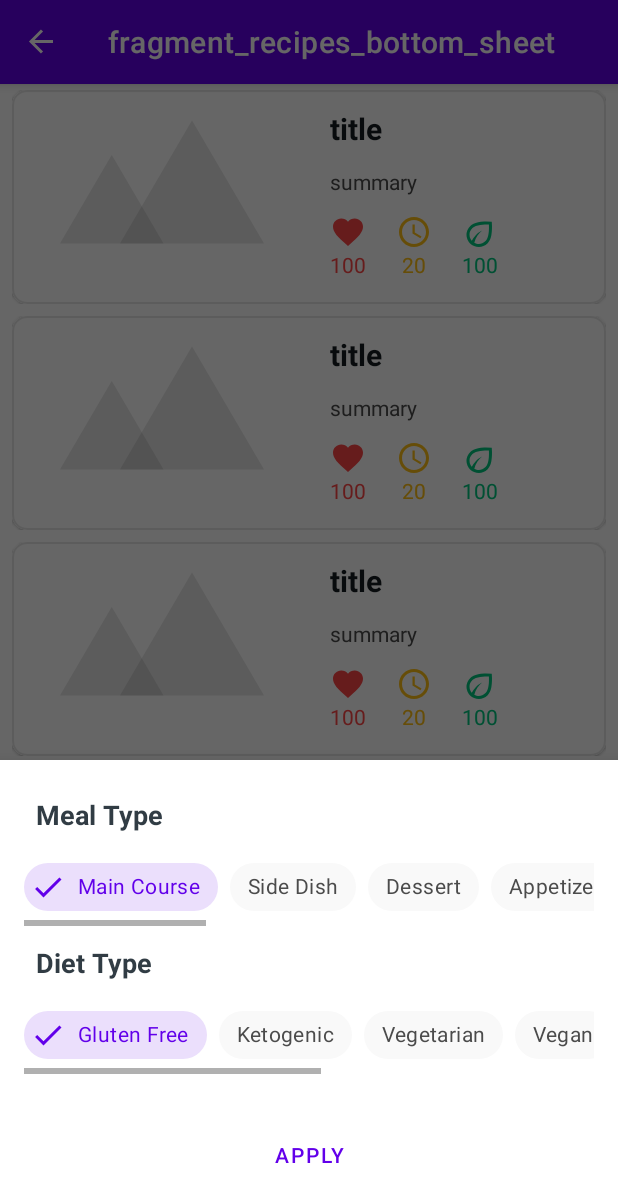
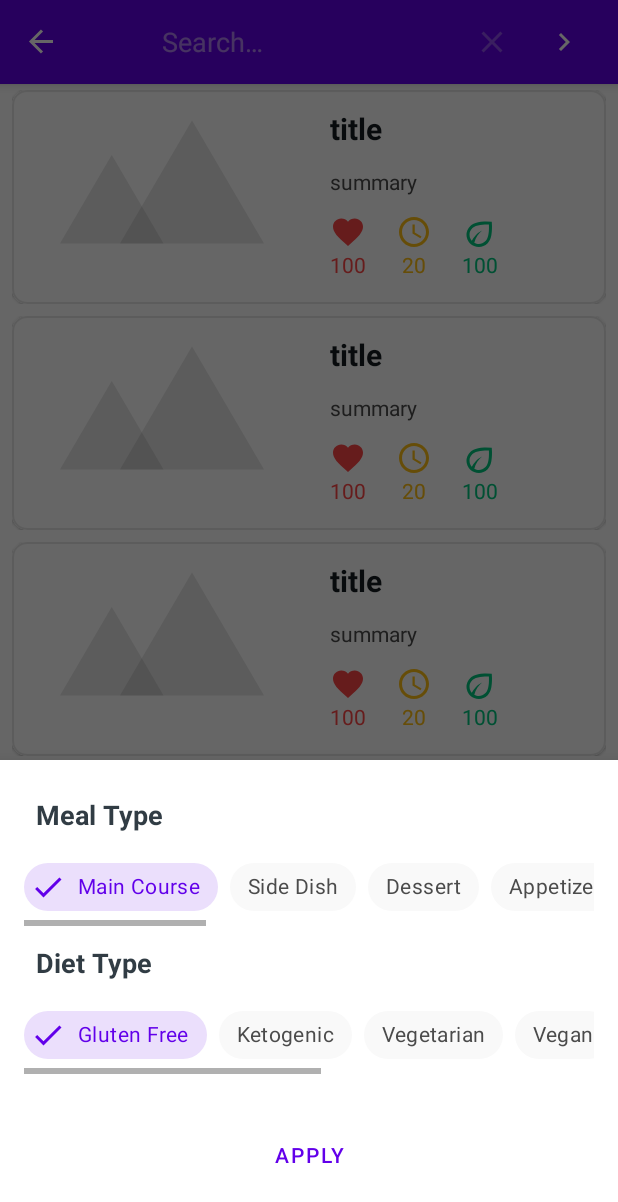
Before and after one commit to rmalldt/cookbook-mvvm, an Android app: the RecipesBottomSheetFragment screen opened through its navigation route, after a tap on "Floating icon button for restaurant", on a phone screen of 412 x 824 dp. Shown: the top 1202 px of the screen. Run offline under Robolectric (Android 15) with nearby library versions, the phone set to English and light mode, and no system bars; our stand-ins replace Dagger/Hilt's generated code, Timber, navigation-ui; pictures from the network do not load; Roboto replaces fonts that are not available here; 2 other taps on this screen came first.

Commit message:
Added actiobar menu and refactored fetch logic

```diff
--- a/app/src/main/java/com/rm/myrecipes/data/RecipeRepositoryImpl.kt
+++ b/app/src/main/java/com/rm/myrecipes/data/RecipeRepositoryImpl.kt
@@ -2,7 +2,6 @@ package com.rm.myrecipes.data
 
 import com.rm.myrecipes.data.common.Constants
 import com.rm.myrecipes.data.common.Result
-import com.rm.myrecipes.data.di.IoDispatcher
 import com.rm.myrecipes.data.network.MockCall
 import com.rm.myrecipes.data.network.RemoteDataSource
 import com.rm.myrecipes.data.network.dto.RecipeResponseMapper
@@ -10,19 +9,12 @@ import com.rm.myrecipes.data.room.LocalDataSource
 import com.rm.myrecipes.data.room.RecipesEntity
 import com.rm.myrecipes.data.room.RecipesEntity.Companion.toRecipes
 import com.rm.myrecipes.data.room.RecipesEntity.Companion.toRecipesEntity
-import com.rm.myrecipes.domain.data.ExtendedIngredient
-import com.rm.myrecipes.domain.data.Recipe
 import com.rm.myrecipes.domain.data.RecipeRepository
 import com.rm.myrecipes.domain.data.Recipes
-import kotlinx.coroutines.CoroutineDispatcher
-import kotlinx.coroutines.Dispatchers
-import kotlinx.coroutines.delay
+import com.rm.myrecipes.ui.common.FetchState
 import kotlinx.coroutines.flow.Flow
-import kotlinx.coroutines.flow.distinctUntilChanged
 import kotlinx.coroutines.flow.first
 import kotlinx.coroutines.flow.flow
-import kotlinx.coroutines.flow.flowOn
-import kotlinx.coroutines.flow.map
 import timber.log.Timber
 import javax.inject.Inject
 import javax.inject.Singleton
@@ -35,29 +27,23 @@ class RecipeRepositoryImpl @Inject constructor(
     private val mapper: RecipeResponseMapper
 ) : RecipeRepository {
 
-    override fun getRecipes(applied: Boolean, isNetwork: Boolean): Flow<Recipes> = flow {
-        val localData = loadRecipesFromLocal()
-        val res = if (!isNetwork && localData.isNotEmpty()) {
-            localData.first()
-        } else {
-            when {
-                !applied && localData.isNotEmpty() -> localData.first()
-                else -> fetchAndSave()
-            }
+    override fun getRecipes(fetchState: FetchState): Flow<Recipes> = flow {
+        val res = when (fetchState) {
+            is FetchState.FetchLocal -> loadRecipesFromLocal().first()
+            is FetchState.FetchRemote -> fetchAndSave()
+            is FetchState.FetchSearch -> fetchSearch()
         }
         emit(res)
     }
+
+    private fun loadRecipesFromLocal(): List<Recipes> = localDataSource.loadRecipes()
+        .map { entity -> entity.toRecipes() }
 
     private suspend fun fetchAndSave(): Recipes {
         val remoteData = MockCall.fetchDummyRemote()
         insertRecipes(remoteData.toRecipesEntity())
         return remoteData
     }
-
-    private fun loadRecipesFromLocal(): List<Recipes> = localDataSource.loadRecipes()
-        .map { entity ->
-            entity.toRecipes()
-        }
 
     private suspend fun fetchRecipesFromRemote(): Recipes {
         val localePreferences = dataStoreRepository.data.first()
@@ -69,8 +55,11 @@ class RecipeRepositoryImpl @Inject constructor(
         }
     }
 
-    private suspend fun insertRecipes(recipesEntity: RecipesEntity) =
-        localDataSource.insertRecipes(recipesEntity)
+    private fun fetchSearch(): Recipes {
+        TODO("Not yet implemented")
+    }
+
+    private suspend fun insertRecipes(recipesEntity: RecipesEntity) = localDataSource.insertRecipes(recipesEntity)
 
     private fun applyQueries(mealType: String, dietType: String): HashMap<String, String> {
         val query: HashMap<String, String> = hashMapOf()
--- a/app/src/main/java/com/rm/myrecipes/data/common/Constants.kt
+++ b/app/src/main/java/com/rm/myrecipes/data/common/Constants.kt
@@ -20,6 +20,5 @@ class Constants {
         const val DEFAULT_QUERY_NUMBER = "20"
         const val TRUE = "true"
         const val FALSE = "false"
-        const val APPLY_MEAL_DIET_TYPE = true
     }
 }
--- a/app/src/main/java/com/rm/myrecipes/data/network/MockCall.kt
+++ b/app/src/main/java/com/rm/myrecipes/data/network/MockCall.kt
@@ -8,7 +8,7 @@ import timber.log.Timber
 
 object MockCall {
     suspend fun fetchDummyRemote(): Recipes {
-        Timber.tag("Recipe").d("FETCHING FROM NETWORK...")
+        Timber.d("Recipe: FETCHING FROM NETWORK...")
         delay(800)
         return Recipes(listOf(
             Recipe(
--- a/app/src/main/java/com/rm/myrecipes/data/network/RemoteDataSource.kt
+++ b/app/src/main/java/com/rm/myrecipes/data/network/RemoteDataSource.kt
@@ -9,7 +9,7 @@ import javax.inject.Inject
 class RemoteDataSource @Inject constructor(private val recipesApi: RecipesApi) {
 
     suspend fun getRecipes(@QueryMap queries: Map<String, String>): Response<RecipesResponse> {
-        Timber.tag("Recipe").d("FETCHING FROM NETWORK...")
+        Timber.d("Recipe: FETCHING FROM NETWORK...")
         return recipesApi.getRecipes(queries)
     }
 }
--- a/app/src/main/java/com/rm/myrecipes/data/network/RetryInterceptor.kt
+++ b/app/src/main/java/com/rm/myrecipes/data/network/RetryInterceptor.kt
@@ -31,7 +31,7 @@ class RetryInterceptor : Interceptor {
         response: Response,
         attempt: Int,
     ): Response {
-        Timber.tag("Recipe").d("RETRY fetch attempt: $attempt")
+        Timber.d("Recipe: RETRY fetch attempt: $attempt")
         response.body()?.close()
         Thread.sleep(INTERVAL * attempt)
         return process(chain, attempt = attempt + 1)
--- a/app/src/main/java/com/rm/myrecipes/data/room/LocalDataSource.kt
+++ b/app/src/main/java/com/rm/myrecipes/data/room/LocalDataSource.kt
@@ -6,12 +6,12 @@ import javax.inject.Inject
 class LocalDataSource @Inject constructor(private val recipesDao: RecipesDao) {
 
     fun loadRecipes(): List<RecipesEntity> {
-        Timber.tag("Recipe").d("LOADING FROM DATABASE...")
+        Timber.d("Recipe: LOADING FROM DATABASE...")
         return recipesDao.loadRecipes()
     }
 
     suspend fun insertRecipes(recipesEntity: RecipesEntity) {
-        Timber.tag("Recipe").d("INSERTING INTO DATABASE...")
+        Timber.d("Recipe: INSERTING INTO DATABASE...")
         recipesDao.insertRecipes(recipesEntity)
     }
 }
--- a/app/src/main/java/com/rm/myrecipes/domain/data/RecipeRepository.kt
+++ b/app/src/main/java/com/rm/myrecipes/domain/data/RecipeRepository.kt
@@ -1,10 +1,11 @@
 package com.rm.myrecipes.domain.data
 
 import com.rm.myrecipes.data.BaseRepository
+import com.rm.myrecipes.ui.common.FetchState
 import kotlinx.coroutines.flow.Flow
 
 
 interface RecipeRepository : BaseRepository {
 
-    fun getRecipes(applied: Boolean, isNetwork: Boolean): Flow<Recipes>
+    fun getRecipes(fetchState: FetchState): Flow<Recipes>
 }
--- a/app/src/main/java/com/rm/myrecipes/domain/usecase/GetRecipesUseCase.kt
+++ b/app/src/main/java/com/rm/myrecipes/domain/usecase/GetRecipesUseCase.kt
@@ -1,17 +1,16 @@
 package com.rm.myrecipes.domain.usecase
 
-import com.rm.myrecipes.data.RecipeRepositoryImpl
 import com.rm.myrecipes.domain.data.RecipeRepository
 import com.rm.myrecipes.domain.data.Recipes
+import com.rm.myrecipes.ui.common.FetchState
 import kotlinx.coroutines.flow.Flow
-import timber.log.Timber
 import javax.inject.Inject
 
 class GetRecipesUseCase @Inject constructor(
-    private val recipeRepository: RecipeRepositoryImpl
+    private val recipeRepository: RecipeRepository
 ) {
 
-    fun invoke(applied: Boolean, isInternet: Boolean): Flow<Recipes> {
-        return recipeRepository.getRecipes(applied, isInternet)
+    fun invoke(fetchState: FetchState): Flow<Recipes> {
+        return recipeRepository.getRecipes(fetchState)
     }
 }
--- a/app/src/main/java/com/rm/myrecipes/ui/fragments/recipes/RecipesFragment.kt
+++ b/app/src/main/java/com/rm/myrecipes/ui/fragments/recipes/RecipesFragment.kt
@@ -2,32 +2,34 @@ package com.rm.myrecipes.ui.fragments.recipes
 
 import android.os.Bundle
 import android.view.LayoutInflater
+import android.view.Menu
+import android.view.MenuInflater
+import android.view.MenuItem
 import android.view.View
 import android.view.ViewGroup
+import androidx.appcompat.widget.SearchView
+import androidx.core.view.MenuProvider
 import androidx.fragment.app.Fragment
 import androidx.lifecycle.Lifecycle
 import androidx.lifecycle.ViewModelProvider
 import androidx.lifecycle.flowWithLifecycle
 import androidx.lifecycle.lifecycleScope
 import androidx.navigation.fragment.findNavController
-import androidx.navigation.fragment.navArgs
 import androidx.recyclerview.widget.LinearLayoutManager
 import com.rm.myrecipes.R
 import com.rm.myrecipes.databinding.FragmentRecipesBinding
 import com.rm.myrecipes.domain.data.Recipes
+import com.rm.myrecipes.ui.common.FetchState
 import com.rm.myrecipes.ui.common.UiState
-import com.rm.myrecipes.ui.utils.NetworkListener
 import com.rm.myrecipes.ui.utils.setGone
 import com.rm.myrecipes.ui.utils.setVisible
 import com.rm.myrecipes.ui.utils.toast
 import com.rm.myrecipes.ui.viewmodels.RecipeViewModel
 import dagger.hilt.android.AndroidEntryPoint
 import kotlinx.coroutines.launch
-import timber.log.Timber
 
 @AndroidEntryPoint
-class RecipesFragment(
-) : Fragment() {
+class RecipesFragment : Fragment(), SearchView.OnQueryTextListener {
 
     private var _binding: FragmentRecipesBinding? = null
     private val binding get() = _binding!!
@@ -47,6 +49,7 @@ class RecipesFragment(
         super.onViewCreated(view, savedInstanceState)
 
         initRecyclerView()
+        addMenu()
 
         recipeViewModel = ViewModelProvider(requireActivity())[RecipeViewModel::class.java]
 
@@ -74,10 +77,16 @@ class RecipesFragment(
             is UiState.Success -> {
                 ivNoConnection.setGone()
                 txtNoConnection.setGone()
-                recipeAdapter.recipeList = uiState.data.recipes
+                if (uiState.data.recipes.isNotEmpty()) {
+                    recipeAdapter.recipeList = uiState.data.recipes
+                } else {
+                    recipeViewModel.fetchSafe(FetchState.FetchRemote)
+                }
+
             }
             is UiState.Error -> {
                 requireContext().toast(uiState.message)
+                recipeViewModel.fetchSafe(FetchState.FetchLocal)
                 ivNoConnection.setVisible()
                 txtNoConnection.setVisible()
             }
@@ -91,6 +100,30 @@ class RecipesFragment(
         }
     }
 
+    private fun addMenu() {
+        requireActivity().addMenuProvider(object : MenuProvider {
+            override fun onCreateMenu(menu: Menu, menuInflater: MenuInflater) {
+                menuInflater.inflate(R.menu.actionbar_menu, menu)
+                val search = menu.findItem(R.id.menu_search)
+                val searchView = search.actionView as? SearchView
+                searchView?.isSubmitButtonEnabled = true
+                searchView?.setOnQueryTextListener(this@RecipesFragment)
+            }
+
+            override fun onMenuItemSelected(menuItem: MenuItem): Boolean {
+                return true
+            }
+        }, viewLifecycleOwner, Lifecycle.State.RESUMED)
+    }
+
+    override fun onQueryTextSubmit(query: String?): Boolean {
+        return true
+    }
+
+    override fun onQueryTextChange(newText: String?): Boolean {
+        return true
+    }
+
     override fun onDestroy() {
         super.onDestroy()
         _binding = null
--- a/app/src/main/java/com/rm/myrecipes/ui/viewmodels/RecipeViewModel.kt
+++ b/app/src/main/java/com/rm/myrecipes/ui/viewmodels/RecipeViewModel.kt
@@ -3,24 +3,20 @@ package com.rm.myrecipes.ui.viewmodels
 import androidx.lifecycle.ViewModel
 import androidx.lifecycle.viewModelScope
 import com.rm.myrecipes.data.SelectedChipPreferences
-import com.rm.myrecipes.data.common.Constants.Companion.APPLY_MEAL_DIET_TYPE
 import com.rm.myrecipes.data.di.IoDispatcher
 import com.rm.myrecipes.domain.data.Recipes
 import com.rm.myrecipes.domain.usecase.GetRecipesUseCase
 import com.rm.myrecipes.domain.usecase.SelectedChipUseCase
+import com.rm.myrecipes.ui.common.FetchState
 import com.rm.myrecipes.ui.common.UiState
 import com.rm.myrecipes.ui.utils.NetworkChecker
-import com.rm.myrecipes.ui.utils.NetworkListener
 import dagger.hilt.android.lifecycle.HiltViewModel
 import kotlinx.coroutines.CoroutineDispatcher
-import kotlinx.coroutines.ExperimentalCoroutinesApi
 import kotlinx.coroutines.Job
 import kotlinx.coroutines.flow.Flow
 import kotlinx.coroutines.flow.MutableStateFlow
 import kotlinx.coroutines.flow.SharingStarted
 import kotlinx.coroutines.flow.catch
-import kotlinx.coroutines.flow.collect
-import kotlinx.coroutines.flow.flatMapLatest
 import kotlinx.coroutines.flow.map
 import kotlinx.coroutines.flow.onCompletion
 import kotlinx.coroutines.flow.stateIn
@@ -43,28 +39,33 @@ class RecipeViewModel @Inject constructor(
         initialValue = UiState.Loading
     )
 
-    init { fetchRecipes() }
+    init { fetchSafe(FetchState.FetchLocal) }
 
     private var lastFetchJob: Job? = null
 
-    fun fetchRecipes(applied: Boolean = false) {
+    fun fetchSafe(fetchState: FetchState) {
         val isNetwork = networkChecker.hasInternetConnection()
+        when {
+            isNetwork -> fetchRecipes(fetchState)
+            else -> fetchRecipes(FetchState.FetchLocal)
+        }
+    }
+
+    private fun fetchRecipes(fetchState: FetchState) {
         lastFetchJob?.cancel()
-
         lastFetchJob = viewModelScope.launch(dispatcher) {
-            getRecipesUseCase.invoke(applied, isNetwork)
+            getRecipesUseCase.invoke(fetchState)
                 .map { recipesList ->
                     UiState.Success(recipesList) as UiState<Recipes>
                 }
                 .onCompletion {
-                    Timber.tag("Recipe").d("Flow has completed.")
+                    Timber.d("Recipe: Flow has completed.")
                 }
                 .catch {throwable ->
-                    Timber.tag("Recipe").d("Caught: $throwable")
+                    Timber.d("Recipe: Caught: $throwable")
                     emit(UiState.Error("Something went wrong"))
                 }
                 .collect { state ->
-                    Timber.tag("Recipe").d("database triggered")
                     _recipesState.value = state
                 }
         }
@@ -75,7 +76,7 @@ class RecipeViewModel @Inject constructor(
             UiState.Success(preference) as UiState<SelectedChipPreferences>
         }
         .catch {throwable ->
-            Timber.tag("Recipe").d("Caught: $throwable")
+            Timber.d("Recipe: Caught: $throwable")
         }
 
     fun applyMealDietType(
--- /dev/null
+++ b/app/src/main/res/drawable/ic_search_24.xml
@@ -0,0 +1,10 @@
+<vector xmlns:android="http://schemas.android.com/apk/res/android"
+    android:width="24dp"
+    android:height="24dp"
+    android:viewportWidth="24"
+    android:viewportHeight="24"
+    android:tint="?attr/colorControlNormal">
+  <path
+      android:fillColor="@android:color/white"
+      android:pathData="M15.5,14h-0.79l-0.28,-0.27C15.41,12.59 16,11.11 16,9.5 16,5.91 13.09,3 9.5,3S3,5.91 3,9.5 5.91,16 9.5,16c1.61,0 3.09,-0.59 4.23,-1.57l0.27,0.28v0.79l5,4.99L20.49,19l-4.99,-5zM9.5,14C7.01,14 5,11.99 5,9.5S7.01,5 9.5,5 14,7.01 14,9.5 11.99,14 9.5,14z"/>
+</vector>
--- /dev/null
+++ b/app/src/main/res/menu/actionbar_menu.xml
@@ -0,0 +1,11 @@
+<?xml version="1.0" encoding="utf-8"?>
+<menu xmlns:android="http://schemas.android.com/apk/res/android"
+    xmlns:app="http://schemas.android.com/apk/res-auto">
+
+    <item android:id="@+id/menu_search"
+        android:title="@string/search"
+        android:icon="@drawable/ic_search_24"
+        android:iconTint="@color/white"
+        app:actionViewClass="androidx.appcompat.widget.SearchView"
+        app:showAsAction="ifRoom" />
+</menu>
--- a/app/src/main/res/values/strings.xml
+++ b/app/src/main/res/values/strings.xml
@@ -34,5 +34,6 @@
     <string name="primal">Primal</string>
     <string name="whole30">Whole30</string>
     <string name="apply">Apply</string>
+    <string name="search">Search</string>
 
 </resources>
```
Also changed, not shown: app/src/main/java/com/rm/myrecipes/ui/common/FetchState.kt (added, +7 -0 lines), app/src/main/java/com/rm/myrecipes/ui/fragments/recipes/RecipesBottomSheetFragment.kt (+4 -4 lines), app/src/main/java/com/rm/myrecipes/ui/utils/Utils.kt (deleted, +0 -19 lines).
